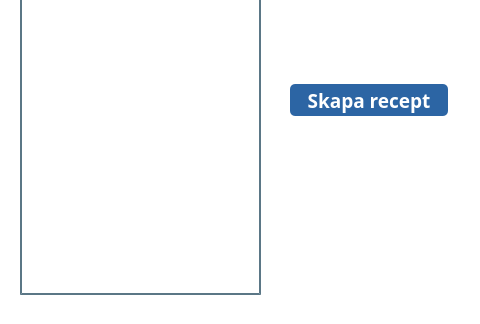
Qt form code/viewer/UI/create_recipe_window.ui (marcusgostasson/smartshop) before a commit; both pictures show x 320 to 800 and y 276 to 600 of the 800 by 600 pixel window.
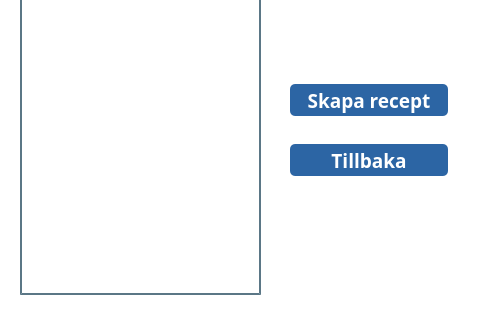
The same form after that commit. Icons and pictures are not drawn.

The edit to the form file:
```diff
--- a/code/viewer/UI/create_recipe_window.ui
+++ b/code/viewer/UI/create_recipe_window.ui
@@ -252,6 +252,31 @@
     <bool>true</bool>
    </property>
   </widget>
+  <widget class="QPushButton" name="back_to_start_window">
+   <property name="geometry">
+    <rect>
+     <x>610</x>
+     <y>420</y>
+     <width>158</width>
+     <height>32</height>
+    </rect>
+   </property>
+   <property name="font">
+    <font>
+     <family>Arial Black</family>
+     <pointsize>14</pointsize>
+     <bold>true</bold>
+    </font>
+   </property>
+   <property name="styleSheet">
+    <string notr="true">background-color: rgb(44, 101, 164);
+border-radius: 5px;
+color: rgb(255, 255, 255);</string>
+   </property>
+   <property name="text">
+    <string>Tillbaka</string>
+   </property>
+  </widget>
  </widget>
  <resources/>
  <connections/>
```
Left out of the diff: 2 changed lines with no effect on the pictures.
